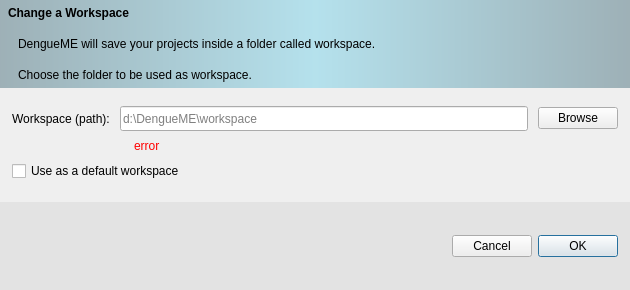
The window that src/changeworkspace.ui (ufopleds/DengueME) describes before a commit, drawn with Qt 5.
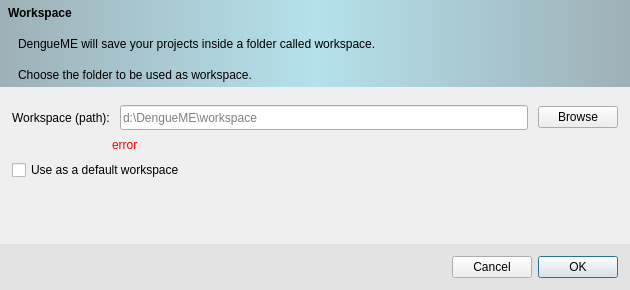
The same window after the commit. Icons and pictures are not drawn.

Commit message:
Redesign the feature "Change workspace" (main interface). Issue #11
[PR] Fixes #11. Redesign the feature "Change workspace" (main interface)
Updates: problems with layout and messages.
Closes #11

Diff of the .ui file:
```diff
--- a/src/changeworkspace.ui
+++ b/src/changeworkspace.ui
@@ -100,7 +100,7 @@
 padding: 5px 5px 5px 5px;</string>
         </property>
         <property name="text">
-         <string>Change a Workspace</string>
+         <string>Workspace</string>
         </property>
        </widget>
       </item>
@@ -241,7 +241,7 @@
          </property>
          <property name="sizeHint" stdset="0">
           <size>
-           <width>122</width>
+           <width>100</width>
            <height>20</height>
           </size>
          </property>
@@ -294,7 +294,7 @@
       <enum>Qt::Vertical</enum>
      </property>
      <property name="sizeType">
-      <enum>QSizePolicy::Fixed</enum>
+      <enum>QSizePolicy::Expanding</enum>
      </property>
      <property name="sizeHint" stdset="0">
       <size>
```
Left out of the diff: 2 changed lines with no effect on the pictures. The commit also changes 5 other files.
